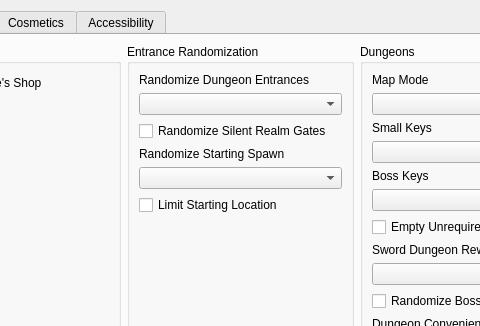
Before: the Qt Designer form gui/randogui.ui in ssrando/ssrando, drawn with Qt 5; both pictures show x 594 to 1074 and y 0 to 326 of the 1202 by 759 pixel window.
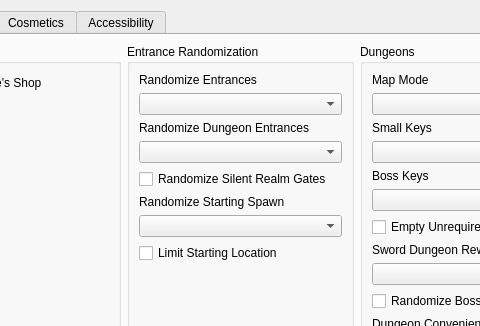
After: the same form once the commit is applied. The open tabs and pages were chosen to show the change.

Diff of the .ui file:
```diff
--- a/gui/randogui.ui
+++ b/gui/randogui.ui
@@ -835,11 +835,9 @@
            <item>
             <layout class="QVBoxLayout" name="vlay_entrance_rando">
              <item>
-              <layout class="QVBoxLayout" name="vlay_dungeon_entrance_rando">
-               <item>
                 <widget class="QLabel" name="label_for_option_randomize_entrances">
                  <property name="text">
-                  <string>Randomize Dungeon Entrances</string>
+                <string>Randomize Entrances</string>
                  </property>
                 </widget>
                </item>
@@ -853,7 +851,22 @@
                  </property>
                 </widget>
                </item>
-              </layout>
+             <item>
+              <widget class="QLabel" name="label_for_option_randomize_dungeon_entrances">
+               <property name="text">
+                <string>Randomize Dungeon Entrances</string>
+               </property>
+              </widget>
+             </item>
+             <item>
+              <widget class="QComboBox" name="option_randomize_dungeon_entrances">
+               <property name="currentText">
+                <string/>
+               </property>
+               <property name="currentIndex">
+                <number>-1</number>
+               </property>
+              </widget>
              </item>
              <item>
               <widget class="QCheckBox" name="option_randomize_trials">
```
Left out of the diff: 2 changed lines with no effect on the pictures. Lines whose indentation alone changed are shown as unchanged.
